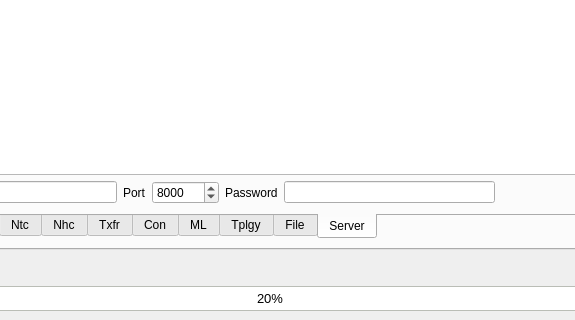
The window that src/GridCal/Gui/Main/MainWindow.ui (SanPen/GridCal) describes before a commit, drawn with Qt 5; both pictures show x 345 to 920 and y 465 to 785 of the 1182 by 785 pixel window.
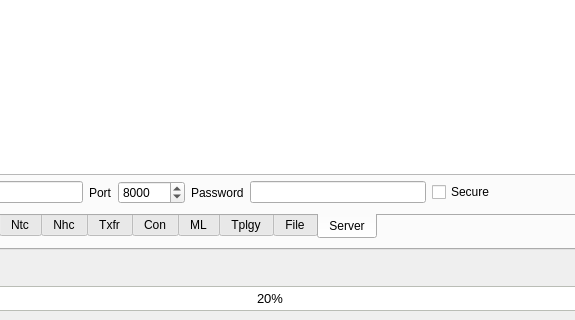
The same window after the commit. The open tabs and pages were chosen to show the change. Icons and pictures are not drawn.

Commit message: Added secure checks in the gui and the server driver

The edit to the form file:
```diff
--- a/src/GridCal/Gui/Main/MainWindow.ui
+++ b/src/GridCal/Gui/Main/MainWindow.ui
@@ -10120,6 +10120,13 @@
                  </property>
                 </widget>
                </item>
+               <item>
+                <widget class="QCheckBox" name="secureServerConnectionCheckBox">
+                 <property name="text">
+                  <string>Secure</string>
+                 </property>
+                </widget>
+               </item>
                <item>
                 <spacer name="horizontalSpacer_7">
                  <property name="orientation">
```
The commit also changes 7 other files.
